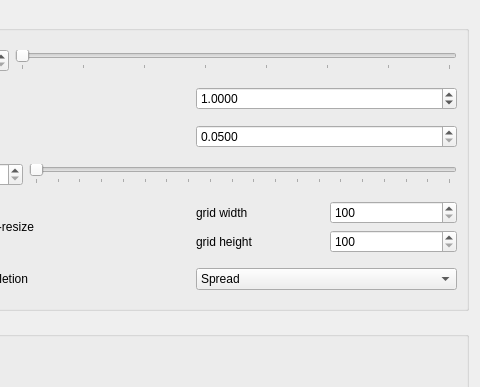
Above: krita/plugins/paintops/sand/wdgsandoptions.ui from KDE/calligra before the change; both pictures show x 94 to 574 and y 0 to 387 of the 574 by 627 pixel window. Below: the same form after it.
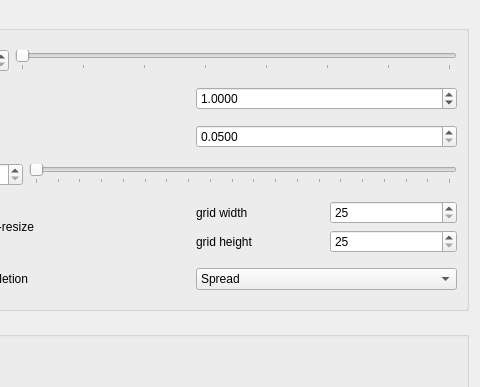
That is the form after the change.

```diff
--- a/krita/plugins/paintops/sand/wdgsandoptions.ui
+++ b/krita/plugins/paintops/sand/wdgsandoptions.ui
@@ -209,10 +209,10 @@
               <item>
                <widget class="QSpinBox" name="gridWidthSpinBox">
                 <property name="minimum">
-                 <number>100</number>
+                 <number>25</number>
                 </property>
                 <property name="maximum">
-                 <number>9999</number>
+                 <number>100</number>
                 </property>
                </widget>
               </item>
@@ -230,10 +230,10 @@
               <item>
                <widget class="QSpinBox" name="gridHeightSpinBox">
                 <property name="minimum">
-                 <number>100</number>
+                 <number>25</number>
                 </property>
                 <property name="maximum">
-                 <number>9999</number>
+                 <number>100</number>
                 </property>
                </widget>
               </item>
```
